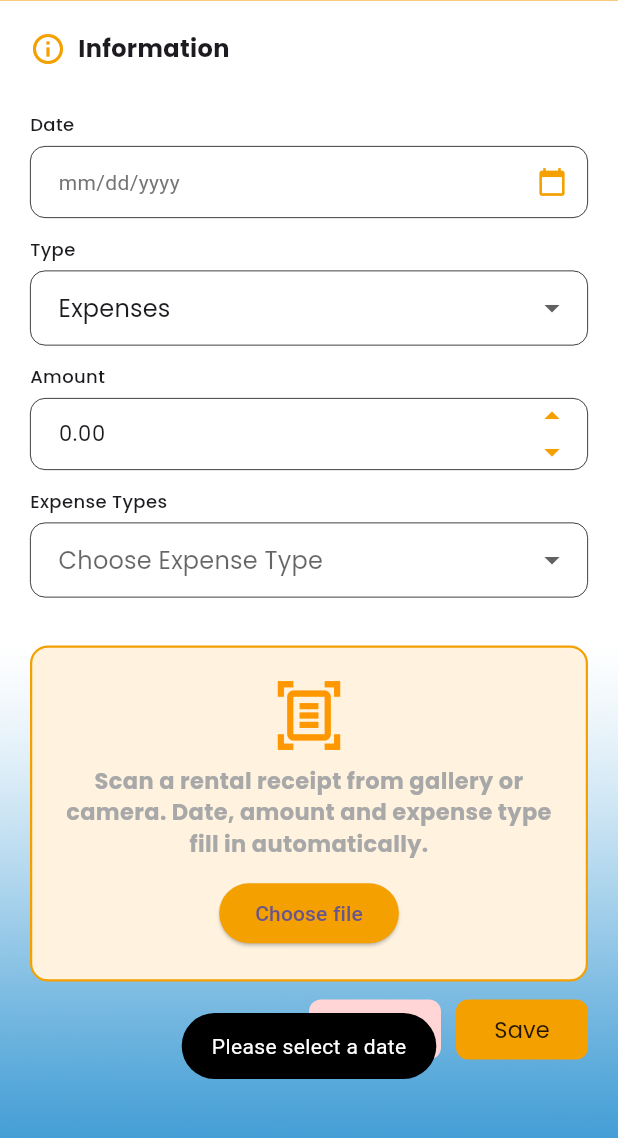
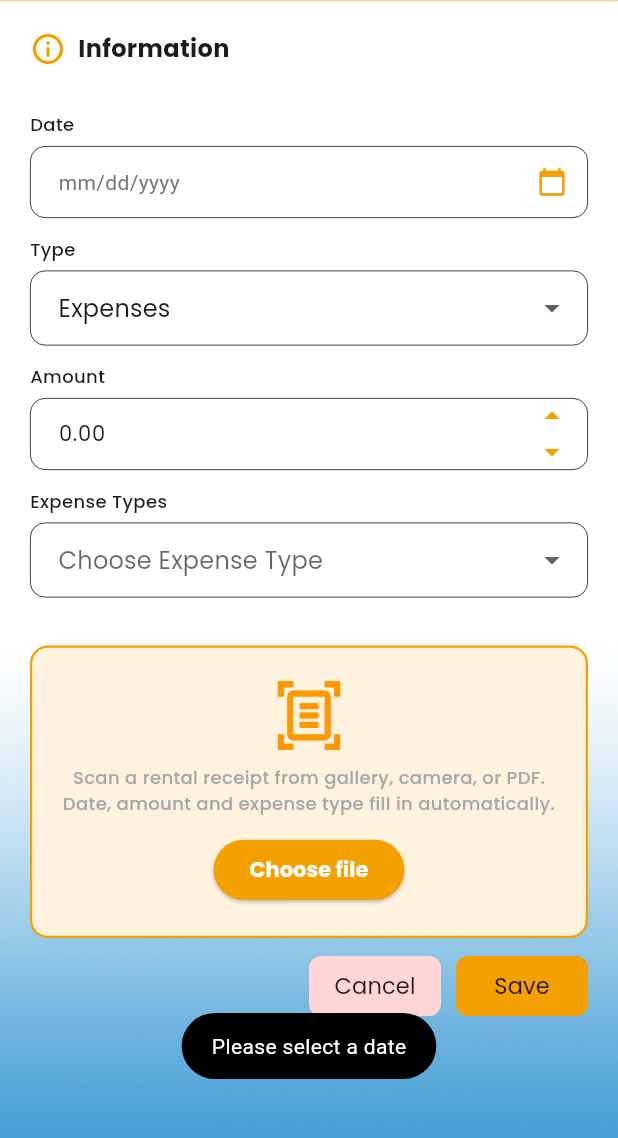
Before and after one commit to AwaisChand/Storax-Tax, a Flutter app: the AddEntryScreen screen opened directly, after a tap on "Save", on a phone screen of 412 x 824 dp, the part 61-1199 px from its top. Run offline on Flutter 3.47's test engine with Material 3 defaults, Android fonts, the phone set to English and light mode, and no system bars; our stand-ins replace cached_network_image, camera, csv, file_picker, fl_chart, flutter_dotenv and 17 more; missing offline and left inert: crop_your_image, cunning_document_scanner, flutter_doc_scanner, flutter_inappwebview, flutter_polyline_points, flutter_stripe and 3 more; accounts and stored records are empty.

Commit message:
WIP receipt camera scan, friendlier network toasts, and add-entry proof UX
Co-authored-by: Cursor <cursoragent@cursor.com>

```diff
--- a/assets/lang/en.json
+++ b/assets/lang/en.json
@@ -111,7 +111,7 @@
   "addNewReceiptText": "Add New Receipt",
   "descNewReceiptText": "Fill in the details to add a new receipt.",
   "uploadFileText": "Upload file",
-  "scanReceiptHintText": "Scan a rental receipt from gallery or camera. Date, amount and expense type fill in automatically.",
+  "scanReceiptHintText": "Scan a rental receipt from gallery, camera, or PDF. Date, amount and expense type fill in automatically.",
   "scanningReceiptText": "Scanning receipt",
   "extractingEntryFieldsText": "Reading date, amount and category",
   "chooseFileText": "Choose file",
--- a/assets/lang/fr.json
+++ b/assets/lang/fr.json
@@ -110,7 +110,7 @@
   "addNewReceiptText": "Téléverser un nouveau fichier",
   "descNewReceiptText": "Remplissez les informations pour ajouter un nouveau reçu.",
   "uploadFileText": "Téléverser le fichier",
-  "scanReceiptHintText": "Numérisez un reçu locatif depuis la galerie ou l’appareil photo. La date, le montant et le type de dépense se remplissent automatiquement.",
+  "scanReceiptHintText": "Numérisez un reçu locatif depuis la galerie, l’appareil photo ou un PDF. La date, le montant et le type de dépense se remplissent automatiquement.",
   "scanningReceiptText": "Numérisation du reçu",
   "extractingEntryFieldsText": "Lecture de la date, du montant et de la catégorie",
   "chooseFileText": "Choisir un fichier",
--- a/lib/screens/bottom_nav_bar/bottom_nav_bar_screens/rental_property/rental_property_screens/entry/entry_screens/add_entry_screen.dart
+++ b/lib/screens/bottom_nav_bar/bottom_nav_bar_screens/rental_property/rental_property_screens/entry/entry_screens/add_entry_screen.dart
@@ -187,8 +187,7 @@ class _AddEntryScreenState extends State<AddEntryScreen> {
   Future<void> _pickFromCamera() async {
     if (!await ensureCameraPermission(context)) return;
     if (!mounted) return;
-    final picked =
-        await context.read<AuthViewModel>().pickSingleImageFromCamera();
+    final picked = await context.read<AuthViewModel>().scanReceiptWithCamera();
     if (!mounted || picked == null) return;
     await _scanReceipt(picked);
   }
@@ -205,7 +204,15 @@ class _AddEntryScreenState extends State<AddEntryScreen> {
     });
     final rentalVM = context.read<RentalPropertyViewModel>();
     final data = await rentalVM.scanRegularEntryApi(file);
-    if (!mounted || data == null) return;
+    if (!mounted) return;
+    if (data == null) {
+      if (rentalVM.lastProofUploadFailed) {
+        setState(() {
+          selectedImage = null;
+        });
+      }
+      return;
+    }
     _applyScanResult(data);
   }
 
@@ -651,8 +658,8 @@ class _AddEntryScreenState extends State<AddEntryScreen> {
                   textAlign: TextAlign.center,
                   style: GoogleFonts.poppins(
                     textStyle: TextStyle(
-                      fontWeight: FontWeight.w700,
-                      fontSize: 15,
+                      fontWeight: FontWeight.w500,
+                      fontSize: 12,
                       color: AppColors.pureGrayColor,
                     ),
                   ),
@@ -661,6 +668,8 @@ class _AddEntryScreenState extends State<AddEntryScreen> {
                 ElevatedButton(
                   style: ElevatedButton.styleFrom(
                     backgroundColor: AppColors.goldenOrangeColor,
+                    foregroundColor: AppColors.whiteColor,
+                    textStyle: GoogleFonts.poppins(fontWeight: FontWeight.w700),
                   ),
                   onPressed:
                       rentalVM.scanLoading
@@ -735,6 +744,10 @@ class _AddEntryScreenState extends State<AddEntryScreen> {
                   child: Text(
                     AppLocalizations.of(context)!.translate("chooseFileText") ??
                         '',
+                    style: GoogleFonts.poppins(
+                      color: AppColors.whiteColor,
+                      fontWeight: FontWeight.w700,
+                    ),
                   ),
                 ),
                 if (selectedImage != null)
@@ -855,11 +868,19 @@ class _AddEntryScreenState extends State<AddEntryScreen> {
                               'amount': personalUsePercentage,
                               'client_plans_id': widget.planId,
                             };
-                            rentalVM.createEntriesProofApi(
-                              context,
-                              expenseData,
-                              selectedImage,
-                            );
+                            rentalVM
+                                .createEntriesProofApi(
+                                  context,
+                                  expenseData,
+                                  selectedImage,
+                                )
+                                .then((clearProof) {
+                                  if (clearProof && mounted) {
+                                    setState(() {
+                                      selectedImage = null;
+                                    });
+                                  }
+                                });
                           }
                         },
                 child:
--- a/lib/utils/utils.dart
+++ b/lib/utils/utils.dart
@@ -15,17 +15,50 @@ class Utils {
   static String? _lastToastMessage;
   static DateTime? _lastToastAt;
 
+  static const String noInternetMessage =
+      'No internet connection. Please check your network and try again.';
+
+  static bool isNetworkError(dynamic error) {
+    final text = error?.toString().toLowerCase() ?? '';
+    if (text.isEmpty) return false;
+    return text.contains('socketexception') ||
+        text.contains('clientexception') ||
+        text.contains('handshakeexception') ||
+        text.contains('timeoutexception') ||
+        text.contains('failed host lookup') ||
+        text.contains('network is unreachable') ||
+        text.contains('connection timed out') ||
+        text.contains('connection reset') ||
+        text.contains('connection abort') ||
+        text.contains('connection closed') ||
+        text.contains('no internet') ||
+        text.contains('software caused connection abort') ||
+        text.contains('failed to fetch') ||
+        text.contains('xmlhttprequest');
+  }
+
+  static String friendlyError(
+    dynamic error, {
+    String fallback = 'Something went wrong',
+  }) {
+    if (isNetworkError(error)) return noInternetMessage;
+    final raw = error?.toString().trim() ?? '';
+    if (raw.isEmpty) return fallback;
+    return raw;
+  }
+
   static void toastMessage(String message) {
+    final display = friendlyError(message);
     final now = DateTime.now();
-    if (_lastToastMessage == message &&
+    if (_lastToastMessage == display &&
         _lastToastAt != null &&
         now.difference(_lastToastAt!) < const Duration(seconds: 2)) {
       return;
     }
-    _lastToastMessage = message;
+    _lastToastMessage = display;
     _lastToastAt = now;
     Fluttertoast.showToast(
-      msg: message,
+      msg: display,
       textColor: AppColors.whiteColor,
       backgroundColor: AppColors.blackColor,
     );
```
Also changed, not shown: lib/data/network/network_api_service.dart (+13 -0 lines), lib/view_models/auth_view_model/auth_view_model.dart (+55 -0 lines), lib/view_models/rental_property_view_model/rental_property_view_model.dart (+28 -5 lines).
